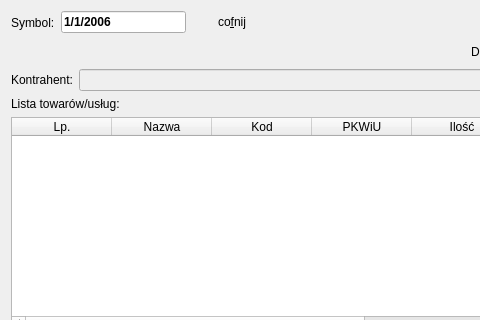
The window that Faktura.ui (juliagoda/qfaktury) describes before a commit, drawn with Qt 5; both pictures show x 0 to 480 and y 0 to 320 of the 672 by 526 pixel window.
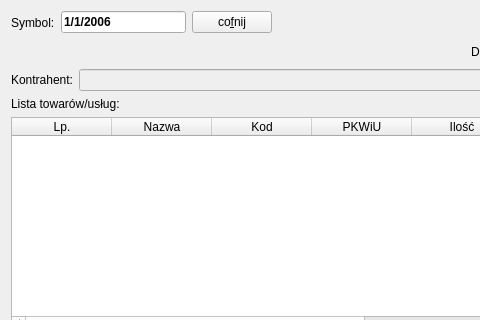
The same window after the commit.

```diff
--- a/Faktura.ui
+++ b/Faktura.ui
@@ -62,7 +62,7 @@
           <string>Alt+F</string>
          </property>
          <property name="flat" >
-          <bool>true</bool>
+          <bool>false</bool>
          </property>
         </widget>
        </item>
```
Left out of the diff: 15 changed lines with no effect on the pictures.
